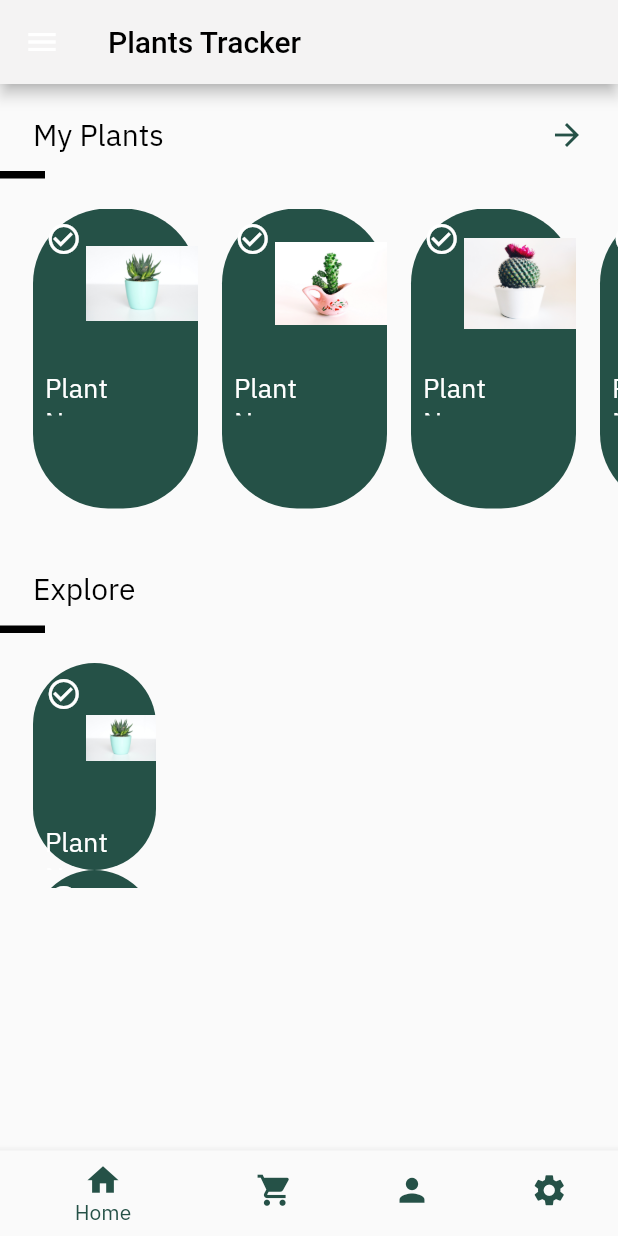
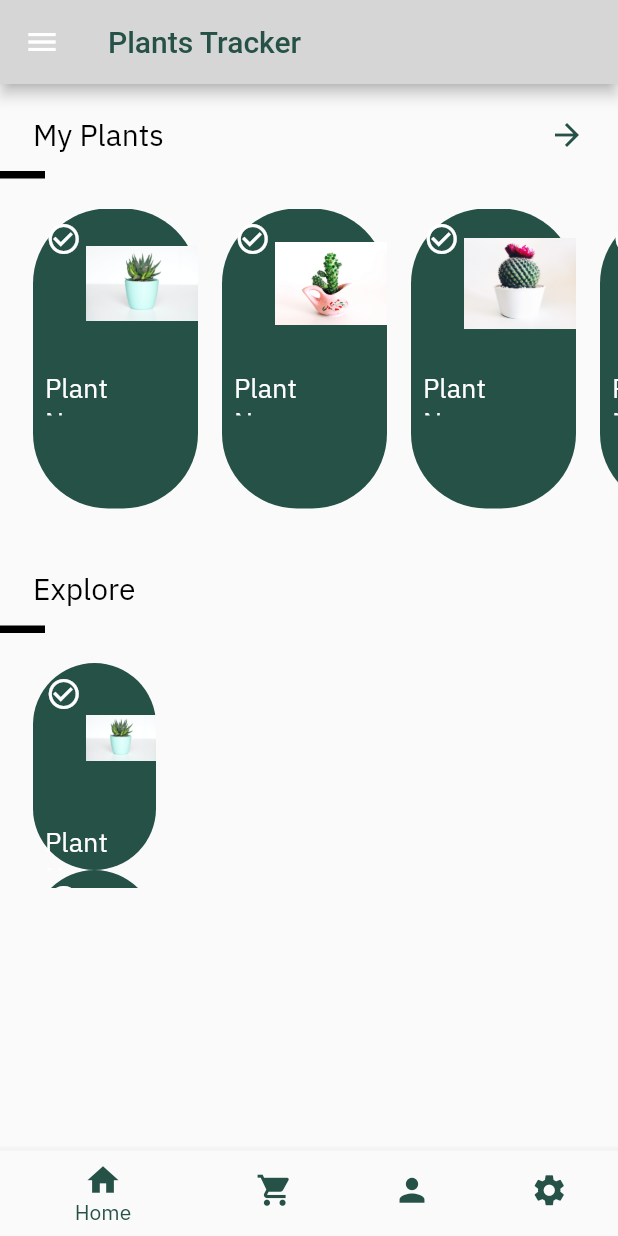
Before and after one commit to KChristelle/plant_project_summative, a Flutter app: the HomePage screen opened directly, on a phone screen of 412 x 824 dp. Run offline on Flutter 3.47's test engine with Material 2 defaults, Android fonts, the phone set to English and light mode, and no system bars; our stand-ins replace google_fonts.

Commit message:
minor changes

```diff
--- a/lib/screens/homePage.dart
+++ b/lib/screens/homePage.dart
@@ -49,9 +49,9 @@ class _HomePageState extends State<HomePage> {
       // the App.build method, and use it to set our appbar title.
       title: Text(
         "Plants Tracker",
-        style: TextStyle(color: black),
+        style: TextStyle(color: themeGreen),
       ),
-      backgroundColor: grey,
+      backgroundColor: Colors.grey[350],
     );
   }
 
--- a/lib/screens/landingPage.dart
+++ b/lib/screens/landingPage.dart
@@ -102,7 +102,7 @@ class LandingPage extends StatelessWidget {
                 child: RaisedButton(
                   onPressed: () {},
                   textColor: Colors.white,
-                  color: Colors.blue,
+                  color: Colors.indigo,
                   padding: const EdgeInsets.all(0.0),
                   elevation: 5.0,
                   shape: RoundedRectangleBorder(
```
